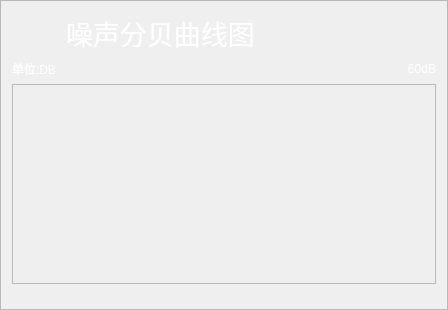
lijingping/hfIIMS, file hfIIMS/src/hfnoisedisplay.ui: the form before one commit.
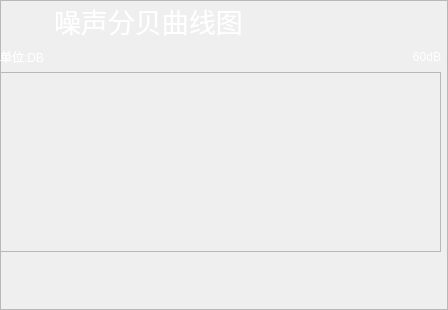
The form after the commit. Icons and pictures are not drawn.

```diff
--- a/hfIIMS/src/hfnoisedisplay.ui
+++ b/hfIIMS/src/hfnoisedisplay.ui
@@ -19,8 +19,19 @@
   <property name="frameShadow">
    <enum>QFrame::Raised</enum>
   </property>
-  <layout class="QFormLayout" name="formLayout">
-   <item row="0" column="0">
+  <widget class="QWidget" name="verticalLayoutWidget">
+   <property name="geometry">
+    <rect>
+     <x>0</x>
+     <y>0</y>
+     <width>441</width>
+     <height>311</height>
+    </rect>
+   </property>
+   <layout class="QVBoxLayout" name="verticalLayout">
+    <item>
+     <layout class="QHBoxLayout" name="horizontalLayout">
+      <item>
     <widget class="QLabel" name="noise_icon">
      <property name="minimumSize">
       <size>
@@ -42,7 +53,7 @@
      </property>
     </widget>
    </item>
-   <item row="0" column="1">
+      <item>
     <widget class="QLabel" name="noise_display_hint">
      <property name="font">
       <font>
@@ -62,7 +73,9 @@
      </property>
     </widget>
    </item>
-   <item row="1" column="0" colspan="2">
+     </layout>
+    </item>
+    <item>
     <layout class="QHBoxLayout" name="horizontalLayout_2">
      <item>
       <widget class="QLabel" name="noise_unit">
@@ -109,18 +122,18 @@
      </item>
     </layout>
    </item>
-   <item row="2" column="0" colspan="2">
+    <item>
     <widget class="QFrame" name="frame">
      <property name="minimumSize">
       <size>
        <width>0</width>
-       <height>200</height>
+        <height>180</height>
       </size>
      </property>
      <property name="maximumSize">
       <size>
        <width>16777215</width>
-       <height>200</height>
+        <height>16777215</height>
       </size>
      </property>
      <property name="styleSheet">
@@ -134,7 +147,21 @@
      </property>
     </widget>
    </item>
-  </layout>
+    <item>
+     <spacer name="verticalSpacer">
+      <property name="orientation">
+       <enum>Qt::Vertical</enum>
+      </property>
+      <property name="sizeHint" stdset="0">
+       <size>
+        <width>436</width>
+        <height>188</height>
+       </size>
+      </property>
+     </spacer>
+    </item>
+   </layout>
+  </widget>
  </widget>
  <resources/>
  <connections/>
```
Lines whose indentation alone changed are shown as unchanged.
